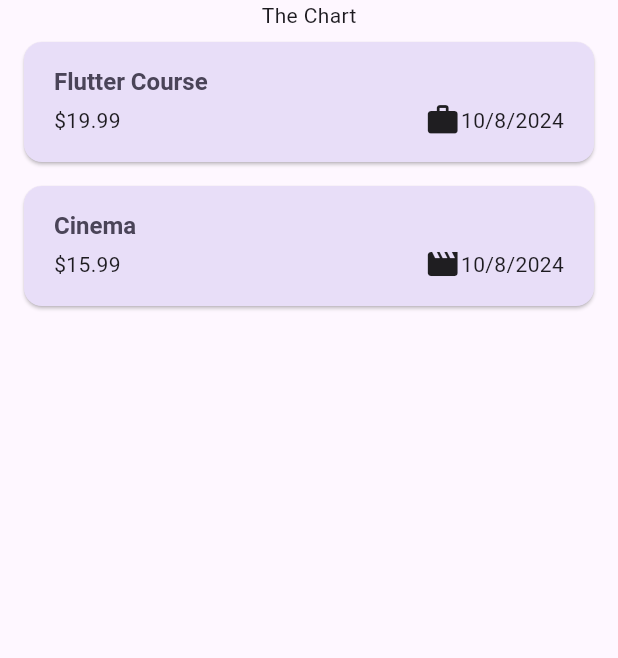
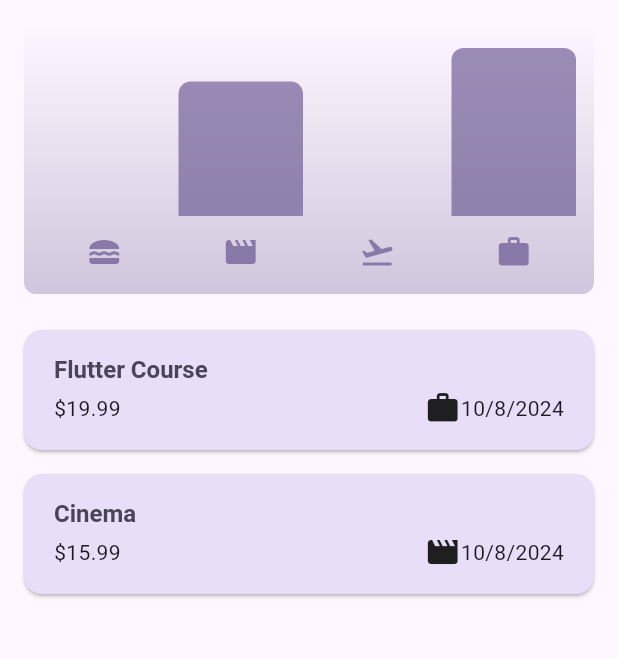
Before and after one commit to rajatjain909/expense_tracker, a Flutter app: the screen it shows after launch, on a phone screen of 412 x 824 dp, the part 84-742 px from its top. Run offline on Flutter 3.47's test engine with Material 3 defaults, Android fonts, the phone set to English and light mode, and no system bars.

Commit message:
Till chapter 133 - End of section 5; Chart added using FractionallySizedBox widget

```diff
--- a/lib/models/expense.dart
+++ b/lib/models/expense.dart
@@ -49,7 +49,7 @@ class ExpenseBucket {
   final Category category;
   final List<Expense> expenses;
 
-  double get totalExpense {
+  double get totalExpenses {
     double sum = 0;
     for (Expense expense in expenses) {
       sum += expense.amount;
--- /dev/null
+++ b/lib/widgets/chart/chart.dart
@@ -0,0 +1,94 @@
+import 'package:expense_tracker/models/expense.dart';
+import 'package:expense_tracker/widgets/chart/chart_bar.dart';
+import 'package:flutter/material.dart';
+
+class Chart extends StatelessWidget {
+  const Chart({super.key, required this.expenses});
+
+  final List<Expense> expenses;
+
+  List<ExpenseBucket> get buckets {
+    return [
+      ExpenseBucket.forCategory(expenses, Category.food),
+      ExpenseBucket.forCategory(expenses, Category.leisure),
+      ExpenseBucket.forCategory(expenses, Category.travel),
+      ExpenseBucket.forCategory(expenses, Category.work),
+    ];
+  }
+
+  double get maxTotalExpense {
+    double maxTotalExpense = 0;
+
+    for (final bucket in buckets) {
+      if (bucket.totalExpenses > maxTotalExpense) {
+        maxTotalExpense = bucket.totalExpenses;
+      }
+    }
+
+    return maxTotalExpense;
+  }
+
+  @override
+  Widget build(BuildContext context) {
+    final isDarkMode =
+        MediaQuery.of(context).platformBrightness == Brightness.dark;
+    return Container(
+      margin: const EdgeInsets.all(16),
+      padding: const EdgeInsets.symmetric(
+        vertical: 16,
+        horizontal: 8,
+      ),
+      width: double.infinity,
+      height: 180,
+      decoration: BoxDecoration(
+        borderRadius: BorderRadius.circular(8),
+        gradient: LinearGradient(
+          colors: [
+            Theme.of(context).colorScheme.primary.withOpacity(0.3),
+            Theme.of(context).colorScheme.primary.withOpacity(0.0)
+          ],
+          begin: Alignment.bottomCenter,
+          end: Alignment.topCenter,
+        ),
+      ),
+      child: Column(
+        children: [
+          Expanded(
+            child: Row(
+              crossAxisAlignment: CrossAxisAlignment.end,
+              children: [
+                for (final bucket in buckets) // alternative to map()
+                  ChartBar(
+                    fill: bucket.totalExpenses == 0
+                        ? 0
+                        : bucket.totalExpenses / maxTotalExpense,
+                  )
+              ],
+            ),
+          ),
+          const SizedBox(height: 12),
+          Row(
+            children: buckets
+                .map(
+                  (bucket) => Expanded(
+                    child: Padding(
+                      padding: const EdgeInsets.symmetric(horizontal: 4),
+                      child: Icon(
+                        categoryIcons[bucket.category],
+                        color: isDarkMode
+                            ? Theme.of(context).colorScheme.secondary
+                            : Theme.of(context)
+                                .colorScheme
+                                .primary
+                                .withOpacity(0.7),
+                      ),
+                    ),
+                  ),
+                )
+                .toList(),
+          )
+        ],
+      ),
+    );
+  }
+}
--- /dev/null
+++ b/lib/widgets/chart/chart_bar.dart
@@ -0,0 +1,34 @@
+import 'package:flutter/material.dart';
+
+class ChartBar extends StatelessWidget {
+  const ChartBar({
+    super.key,
+    required this.fill,
+  });
+
+  final double fill;
+
+  @override
+  Widget build(BuildContext context) {
+    final isDarkMode =
+        MediaQuery.of(context).platformBrightness == Brightness.dark;
+    return Expanded(
+      child: Padding(
+        padding: const EdgeInsets.symmetric(horizontal: 4),
+        child: FractionallySizedBox(
+          heightFactor: fill,
+          child: DecoratedBox(
+            decoration: BoxDecoration(
+              shape: BoxShape.rectangle,
+              borderRadius:
+                  const BorderRadius.vertical(top: Radius.circular(8)),
+              color: isDarkMode
+                  ? Theme.of(context).colorScheme.secondary
+                  : Theme.of(context).colorScheme.primary.withOpacity(0.65),
+            ),
+          ),
+        ),
+      ),
+    );
+  }
+}
--- a/lib/widgets/expenses.dart
+++ b/lib/widgets/expenses.dart
@@ -1,4 +1,5 @@
 import 'package:expense_tracker/models/expense.dart';
+import 'package:expense_tracker/widgets/chart/chart.dart';
 import 'package:expense_tracker/widgets/expenses_list/expenses_list.dart';
 import 'package:expense_tracker/widgets/new_expense.dart';
 import 'package:flutter/material.dart';
@@ -91,7 +92,7 @@ class _ExpensesState extends State<Expenses> {
       ),
       body: Column(
         children: [
-          const Text('The Chart'),
+          Chart(expenses: _registeredExpenses),
           Expanded(
             child: mainContent,
           ),
```
